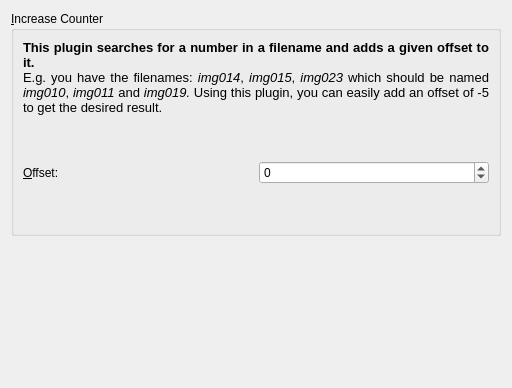
This is src/increasecounterpluginwidget.ui in KDE/krename as Qt 5 draws it before an edit. The edited form follows.
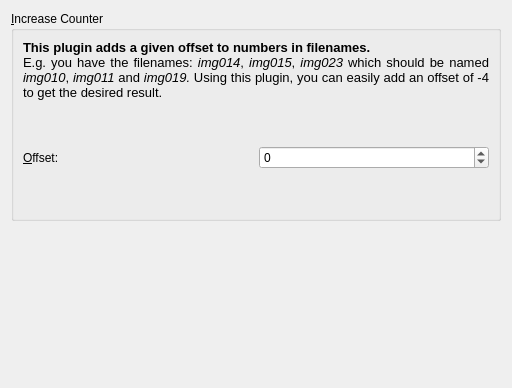
This is the edited form.

The edit to the form file:
```diff
--- a/src/increasecounterpluginwidget.ui
+++ b/src/increasecounterpluginwidget.ui
@@ -26,8 +26,8 @@
 &lt;html>&lt;head>&lt;meta name="qrichtext" content="1" />&lt;style type="text/css">
 p, li { white-space: pre-wrap; }
 &lt;/style>&lt;/head>&lt;body style=" font-family:'DejaVu Sans'; font-size:10pt; font-weight:400; font-style:normal;">
-&lt;p align="justify" style=" margin-top:0px; margin-bottom:0px; margin-left:0px; margin-right:0px; -qt-block-indent:0; text-indent:0px;">&lt;span style=" font-weight:600;">This plugin searches for a number in a filename and adds a given offset to it. &lt;/span>&lt;/p>
-&lt;p align="justify" style=" margin-top:0px; margin-bottom:0px; margin-left:0px; margin-right:0px; -qt-block-indent:0; text-indent:0px;">E.g. you have the filenames: &lt;span style=" font-style:italic;">img014&lt;/span>, &lt;span style=" font-style:italic;">img015&lt;/span>, &lt;span style=" font-style:italic;">img023&lt;/span> which should be named&lt;span style=" font-style:italic;"> img010&lt;/span>, &lt;span style=" font-style:italic;">img011&lt;/span> and &lt;span style=" font-style:italic;">img019. &lt;/span>Using this plugin, you can easily add an offset of -5 to get the desired result.&lt;/p>&lt;/body>&lt;/html></string>
+&lt;p style=" margin-top:0px; margin-bottom:0px; margin-left:0px; margin-right:0px; -qt-block-indent:0; text-indent:0px;">&lt;span style=" font-weight:600;">This plugin adds a given offset to numbers in filenames.&lt;/span>&lt;/p>
+&lt;p align="justify" style=" margin-top:0px; margin-bottom:0px; margin-left:0px; margin-right:0px; -qt-block-indent:0; text-indent:0px;">E.g. you have the filenames: &lt;span style=" font-style:italic;">img014&lt;/span>, &lt;span style=" font-style:italic;">img015&lt;/span>, &lt;span style=" font-style:italic;">img023&lt;/span> which should be named&lt;span style=" font-style:italic;"> img010&lt;/span>, &lt;span style=" font-style:italic;">img011&lt;/span> and &lt;span style=" font-style:italic;">img019. &lt;/span>Using this plugin, you can easily add an offset of -4 to get the desired result.&lt;/p>&lt;/body>&lt;/html></string>
         </property>
         <property name="wordWrap" >
          <bool>true</bool>
```
